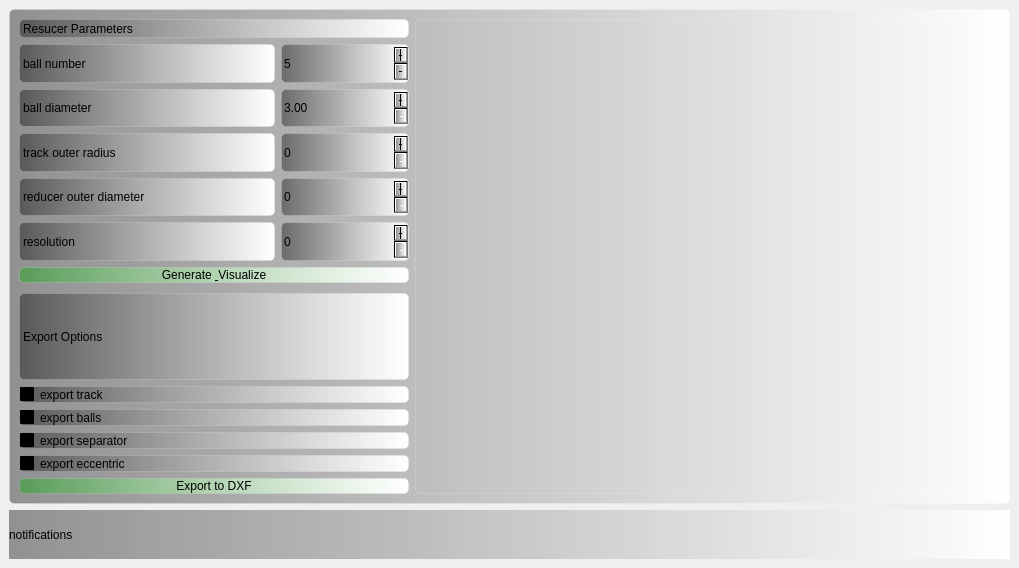
Old version of the form ui/main_window.ui in the repository Roman-Sokolov-V/wave-reducer-calculator.
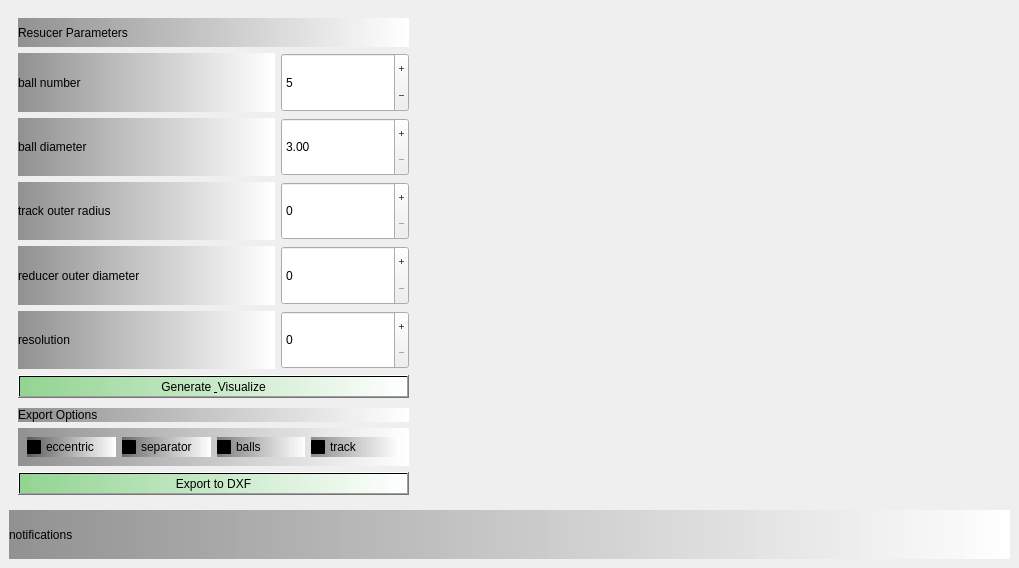
New version of the form.

Diff of the .ui file:
```diff
--- a/ui/main_window.ui
+++ b/ui/main_window.ui
@@ -19,6 +19,9 @@
   <property name="windowTitle">
    <string>Wave Reducer Calculator</string>
   </property>
+  <property name="styleSheet">
+   <string notr="true"/>
+  </property>
   <widget class="QWidget" name="centralwidget">
    <property name="styleSheet">
     <string notr="true">background-color: qlineargradient(
@@ -36,15 +39,13 @@
       <item>
        <widget class="QFrame" name="menu_frame">
         <property name="styleSheet">
-         <string notr="true">background-color: qlineargradient(spread:pad, x1:0, y1:0, x2:1, y2:0, stop:0 rgba(0, 0, 0, 100), stop:1 rgba(255, 255, 255, 255));
-border: 1px solid rgba(255, 255, 255, 40);
-border-radius: 5px;</string>
+         <string notr="true"/>
         </property>
         <layout class="QHBoxLayout" name="horizontalLayout_2" stretch="2,3">
          <item>
           <layout class="QHBoxLayout" name="horizontalLayout_11" stretch="0">
            <item>
-            <layout class="QVBoxLayout" name="verticalLayout_5" stretch="4,3">
+            <layout class="QVBoxLayout" name="verticalLayout_5" stretch="0,0">
              <item>
               <layout class="QVBoxLayout" name="verticalLayout_2" stretch="6,1">
                <property name="bottomMargin">
@@ -233,7 +234,7 @@
                       </sizepolicy>
                      </property>
                      <property name="styleSheet">
-                      <string notr="true">background-color: qlineargradient(spread:pad, x1:0, y1:0, x2:1, y2:0, stop:0 rgba(0, 0, 0, 100), stop:1 rgba(255, 255, 255, 255));</string>
+                      <string notr="true"/>
                      </property>
                      <property name="buttonSymbols">
                       <enum>QAbstractSpinBox::ButtonSymbols::PlusMinus</enum>
@@ -263,9 +264,9 @@
               </layout>
              </item>
              <item>
-              <layout class="QVBoxLayout" name="verticalLayout_4" stretch="5,1">
+              <layout class="QVBoxLayout" name="verticalLayout_4" stretch="0,0">
                <item>
-                <layout class="QVBoxLayout" name="verticalLayout_3" stretch="1,1,1,1,1">
+                <layout class="QVBoxLayout" name="verticalLayout_3" stretch="0,0">
                  <item>
                   <widget class="QLabel" name="label_16">
                    <property name="styleSheet">
@@ -277,60 +278,68 @@
                   </widget>
                  </item>
                  <item>
-                  <layout class="QHBoxLayout" name="horizontalLayout_7" stretch="1">
-                   <item>
-                    <widget class="QCheckBox" name="checkBox_track">
-                     <property name="styleSheet">
-                      <string notr="true">background-color: qlineargradient(spread:pad, x1:0, y1:0, x2:1, y2:0, stop:0 rgba(0, 0, 0, 100), stop:1 rgba(255, 255, 255, 255));</string>
-                     </property>
-                     <property name="text">
-                      <string>export track</string>
-                     </property>
-                    </widget>
-                   </item>
-                  </layout>
-                 </item>
-                 <item>
-                  <layout class="QHBoxLayout" name="horizontalLayout_8" stretch="1">
-                   <item>
-                    <widget class="QCheckBox" name="checkBox_balls">
-                     <property name="styleSheet">
-                      <string notr="true">background-color: qlineargradient(spread:pad, x1:0, y1:0, x2:1, y2:0, stop:0 rgba(0, 0, 0, 100), stop:1 rgba(255, 255, 255, 255));</string>
-                     </property>
-                     <property name="text">
-                      <string>export balls</string>
-                     </property>
-                    </widget>
-                   </item>
-                  </layout>
-                 </item>
-                 <item>
-                  <layout class="QHBoxLayout" name="horizontalLayout_9" stretch="1">
-                   <item>
-                    <widget class="QCheckBox" name="checkBox_separator">
-                     <property name="styleSheet">
-                      <string notr="true">background-color: qlineargradient(spread:pad, x1:0, y1:0, x2:1, y2:0, stop:0 rgba(0, 0, 0, 100), stop:1 rgba(255, 255, 255, 255));</string>
-                     </property>
-                     <property name="text">
-                      <string>export separator</string>
-                     </property>
-                    </widget>
-                   </item>
-                  </layout>
-                 </item>
-                 <item>
-                  <layout class="QHBoxLayout" name="horizontalLayout_10" stretch="1">
-                   <item>
-                    <widget class="QCheckBox" name="checkBox_eccentric">
-                     <property name="styleSheet">
-                      <string notr="true">background-color: qlineargradient(spread:pad, x1:0, y1:0, x2:1, y2:0, stop:0 rgba(0, 0, 0, 100), stop:1 rgba(255, 255, 255, 255));</string>
-                     </property>
-                     <property name="text">
-                      <string>export eccentric</string>
-                     </property>
-                    </widget>
-                   </item>
-                  </layout>
+                  <widget class="QWidget" name="widget" native="true">
+                   <property name="styleSheet">
+                    <string notr="true">background-color: qlineargradient(spread:pad, x1:0, y1:0, x2:1, y2:0, stop:0 rgba(0, 0, 0, 100), stop:1 rgba(255, 255, 255, 255));</string>
+                   </property>
+                   <layout class="QHBoxLayout" name="horizontalLayout_7" stretch="0,0,0,0">
+                    <item>
+                     <widget class="QCheckBox" name="checkBox_eccentric">
+                      <property name="styleSheet">
+                       <string notr="true"/>
+                      </property>
+                      <property name="text">
+                       <string>eccentric</string>
+                      </property>
+                      <property name="checked">
+                       <bool>true</bool>
+                      </property>
+                      <property name="tristate">
+                       <bool>false</bool>
+                      </property>
+                     </widget>
+                    </item>
+                    <item>
+                     <widget class="QCheckBox" name="checkBox_separator">
+                      <property name="autoFillBackground">
+                       <bool>false</bool>
+                      </property>
+                      <property name="styleSheet">
+                       <string notr="true"/>
+                      </property>
+                      <property name="text">
+                       <string>separator</string>
+                      </property>
+                      <property name="checked">
+                       <bool>true</bool>
+                      </property>
+                     </widget>
+                    </item>
+                    <item>
+                     <widget class="QCheckBox" name="checkBox_balls">
+                      <property name="styleSheet">
+                       <string notr="true"/>
+                      </property>
+                      <property name="text">
+                       <string>balls</string>
+                      </property>
+                      <property name="checked">
+                       <bool>true</bool>
+                      </property>
+                     </widget>
+                    </item>
+                    <item>
+                     <widget class="QCheckBox" name="checkBox_track">
+                      <property name="text">
+                       <string>track</string>
+                      </property>
+                      <property name="checked">
+                       <bool>true</bool>
+                      </property>
+                     </widget>
+                    </item>
+                   </layout>
+                  </widget>
                  </item>
                 </layout>
                </item>
```
Left out of the diff: 9 changed lines with no effect on the pictures.
